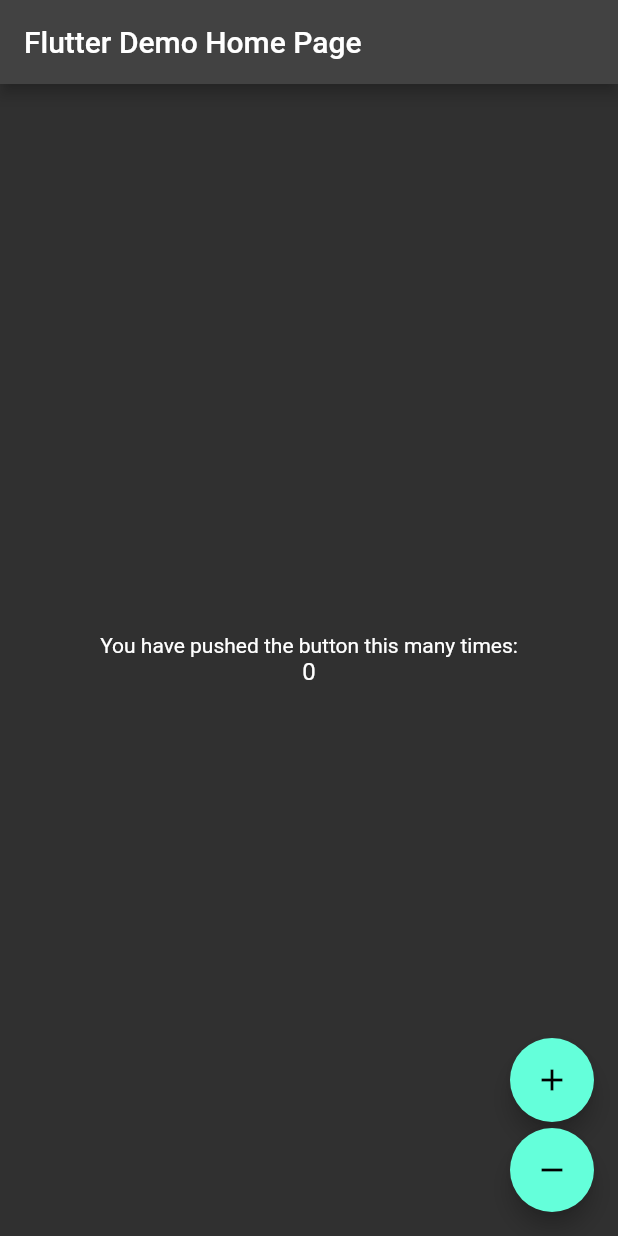
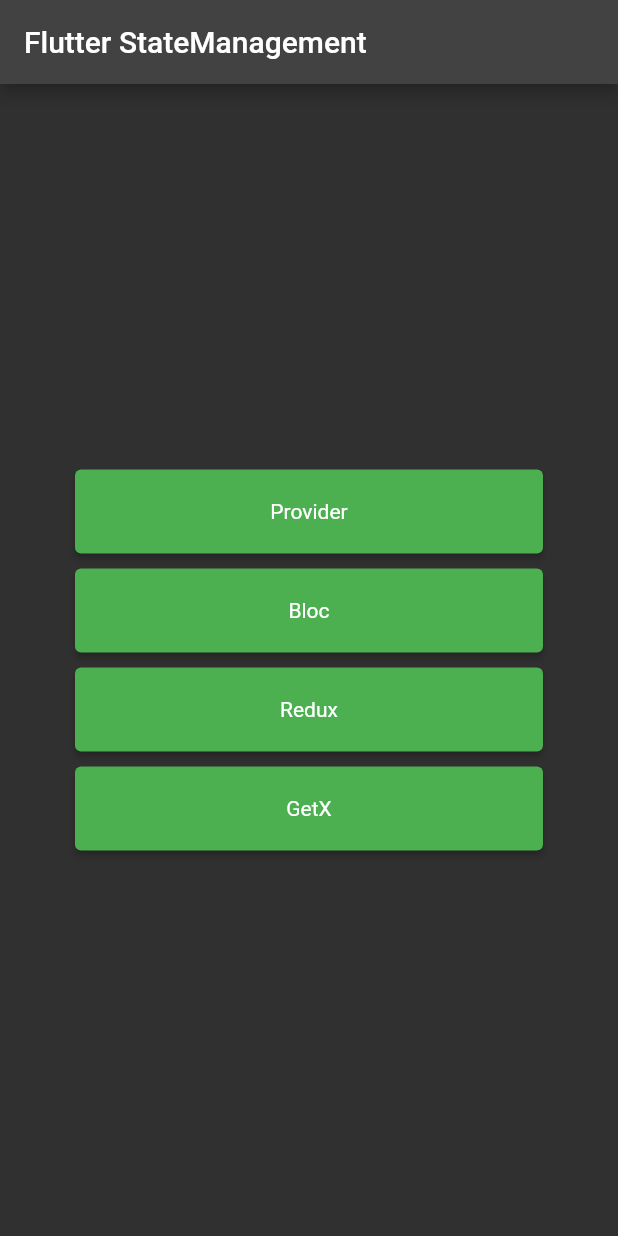
Before and after one commit to harsuu942/SampleStateManagement, a Flutter app: the screen it shows after launch, on a phone screen of 412 x 824 dp. Run offline on Flutter 3.47's test engine with Material 2 defaults, Android fonts, the phone set to English and light mode, and no system bars; our stand-ins replace flutter_bloc, flutter_redux, get, redux.

Commit message:
Basic structure added

```diff
--- a/lib/GetX/main_get_x.dart
+++ b/lib/GetX/main_get_x.dart
@@ -10,16 +10,14 @@ class Controller extends GetxController{
   decrement() => count--;
 }
 
-void main() {
-  // Create your store as a final variable in the main function or inside a
-  // State object. This works better with Hot Reload than creating it directly
-  // in the `build` function.
+class FlutterGetApp extends StatefulWidget {
+  const FlutterGetApp({Key? key}) : super(key: key);
 
-
-  runApp(Home());
+  @override
+  State<FlutterGetApp> createState() => _FlutterGetAppState();
 }
 
-class Home extends StatelessWidget {
+class _FlutterGetAppState extends State<FlutterGetApp> {
 
 
   @override
@@ -28,19 +26,24 @@ class Home extends StatelessWidget {
     // Instantiate your class using Get.put() to make it available for all "child" routes there.
     final c = Get.put(Controller());
 
-    return MaterialApp(
-      title: 'Flutter Demo',
-      theme: ThemeData.dark(),
-      home: Scaffold(
-        // Use Obx(()=> to update Text() whenever count is changed.
-          appBar: AppBar(title: Text("Flutter GetX Demo")),
+    return Scaffold(
 
-          // Replace the 8 lines Navigator.push by a simple Get.to(). You don't need context
-          body: GetBuilder<Controller>(
+      appBar: AppBar(title: const Text("GetX")),
+
+
+      body: GetX<Controller>(
           builder: (_) => Center(
-                child: Text(
-                    'You have pushed the button this many times:${c.count}',
+            child: Column(
+              mainAxisAlignment: MainAxisAlignment.center,
+              children: [
+                const Text(
+                  'You have pushed the button this many times  ',style: TextStyle(fontSize: 18),
+                ),
+                Text(
+                    '${c.count}',
                     style: const TextStyle(color: Colors.white,fontSize: 16)
+                ),
+              ],
             ),
           )),
       floatingActionButton:
@@ -53,6 +56,7 @@ class Home extends StatelessWidget {
             onPressed: () {
               c.increment();
             },
+            heroTag: "Getx Increment",
           ),
           const SizedBox(height: 4),
           FloatingActionButton(
@@ -60,20 +64,9 @@ class Home extends StatelessWidget {
             onPressed: () {
               c.decrement();
             },
+            heroTag: "Getx Decrement",
           ),
         ],
-          ),),
-    );
+      ),);
   }
 }
-
-class Other extends StatelessWidget {
-  // You can ask Get to find a Controller that is being used by another page and redirect you to it.
-  final Controller c = Get.find();
-
-  @override
-  Widget build(context){
-    // Access the updated count variable
-    return Scaffold(body: Center(child: Text("${c.count}")));
-  }
-}
--- a/lib/Redux/main_redux.dart
+++ b/lib/Redux/main_redux.dart
@@ -12,71 +12,57 @@ int counterReducer(int state, dynamic action) {
       Actions.Decrement ? state -1 : state;
 }
 
-void main() {
-  // Create your store as a final variable in the main function or inside a
-  // State object. This works better with Hot Reload than creating it directly
-  // in the `build` function.
-  final store = Store<int>(counterReducer, initialState: 0);
+// void main() {
+//   // Create your store as a final variable in the main function or inside a
+//   // State object. This works better with Hot Reload than creating it directly
+//   // in the `build` function.
+//   final store = Store<int>(counterReducer, initialState: 0);
+//
+//   runApp(FlutterReduxApp(
+//     title: 'Flutter Redux Demo',
+//     store: store,
+//   ));
+// }
 
-  runApp(FlutterReduxApp(
-    title: 'Flutter Redux Demo',
-    store: store,
-  ));
+class FlutterReduxApp extends StatefulWidget {
+  const FlutterReduxApp({Key? key}) : super(key: key);
+
+  @override
+  State<FlutterReduxApp> createState() => _FlutterReduxAppState();
 }
 
-class FlutterReduxApp extends StatelessWidget {
-  final Store<int> store;
-  final String title;
+class _FlutterReduxAppState extends State<FlutterReduxApp> {
 
-  FlutterReduxApp({Key? key,required this.store, required this.title}) : super(key: key);
+  Store<int> store = Store<int>(counterReducer,initialState: 0);
+
 
   @override
   Widget build(BuildContext context) {
-    // The StoreProvider should wrap your MaterialApp or WidgetsApp. This will
-    // ensure all routes have access to the store.
     return StoreProvider<int>(
       // Pass the store to the StoreProvider. Any ancestor `StoreConnector`
       // Widgets will find and use this value as the `Store`.
       store: store,
-      child: MaterialApp(
-        theme: ThemeData.dark(),
-        title: title,
-        home: Scaffold(
-          appBar: AppBar(title: Text(title)),
+      child: Scaffold(
+        appBar: AppBar(title: const Text("Redux")),
         body: Center(
           child: Column(
             mainAxisAlignment: MainAxisAlignment.center,
             children: [
-                // Connect the Store to a Text Widget that renders the current
-                // count.
-                //
-                // We'll wrap the Text Widget in a `StoreConnector` Widget. The
-                // `StoreConnector` will find the `Store` from the nearest
-                // `StoreProvider` ancestor, convert it into a String of the
-                // latest count, and pass that String  to the `builder` function
-                // as the `count`.
-                //
-                // Every time the button is tapped, an action is dispatched and
-                // run through the reducer. After the reducer updates the state,
-                // the Widget will be automatically rebuilt with the latest
-                // count. No need to manually manage subscriptions or Streams!
+              const Text(
+                'You have pushed the button this many times  ',style: TextStyle(fontSize: 18),
+              ),
               StoreConnector<int, String>(
                 converter: (store) => store.state.toString(),
                 builder: (context, count) {
                   return Text(
-                      'You have pushed the button this many times:$count',
-                        style: const TextStyle(color: Colors.white,fontSize: 16)
+                      count,
+                      style: TextStyle(color: Colors.white,fontSize: 16)
                   );
                 },
               )
             ],
           ),
         ),
-          // Connect the Store to a FloatingActionButton. In this case, we'll
-          // use the Store to build a callback that will dispatch an Increment
-          // Action.
-          //
-          // Then, we'll pass this callback to the button's `onPressed` handler.
         floatingActionButton:
         Column(
           crossAxisAlignment: CrossAxisAlignment.end,
@@ -95,15 +81,13 @@ class FlutterReduxApp extends StatelessWidget {
                   onPressed: callback,
                   tooltip: 'Increment',
                   child: Icon(Icons.add),
+                  heroTag: "Redux Increment",
                 );
               },
             ),
             const SizedBox(height: 4),
             StoreConnector<int, VoidCallback>(
               converter: (store) {
-                  // Return a `VoidCallback`, which is a fancy name for a function
-                  // with no parameters and no return value.
-                  // It only dispatches an Increment action.
                 return () => store.dispatch(Actions.Decrement);
               },
               builder: (context, callback) {
@@ -111,7 +95,8 @@ class FlutterReduxApp extends StatelessWidget {
                   // Attach the `callback` to the `onPressed` attribute
                   onPressed: callback,
                   tooltip: 'Decrement',
-                    child: Icon(Icons.remove),
+                  child: const Icon(Icons.remove),
+                  heroTag: "Redux Decrement",
                 );
               },
             ),
@@ -119,7 +104,6 @@ class FlutterReduxApp extends StatelessWidget {
         ),
 
       ),
-      ),
     );
   }
 }
--- a/lib/main.dart
+++ b/lib/main.dart
@@ -1,5 +1,9 @@
 import 'package:flutter/material.dart';
 import 'package:provider/provider.dart';
+import 'package:sampleapp/Bloc/main_bloc.dart';
+import 'package:sampleapp/GetX/main_get_x.dart';
+import 'package:sampleapp/Provider/main_provider.dart';
+import 'package:sampleapp/Redux/main_redux.dart';
 
 void main() {
   runApp( MultiProvider(
@@ -10,18 +14,6 @@ void main() {
   ),);
 }
 
-class Counter with ChangeNotifier{
-  int count = 0;
-  int get countV => count;
-  void increment(){
-    count++;
-    notifyListeners();
-  }
-  void decrement(){
-    count--;
-    notifyListeners();
-  }
-}
 class MyApp extends StatelessWidget {
   const MyApp({Key? key}) : super(key: key);
 
@@ -29,9 +21,9 @@ class MyApp extends StatelessWidget {
   @override
   Widget build(BuildContext context) {
     return MaterialApp(
-      title: 'Flutter Demo',
+      title: 'Flutter State',
       theme: ThemeData.dark(),
-      home: const MyHomePage(title: 'Flutter Demo Home Page'),
+      home: const MyHomePage(title: 'Flutter StateManagement'),
     );
   }
 }
@@ -59,12 +51,7 @@ class _MyHomePageState extends State<MyHomePage> {
 
   @override
   Widget build(BuildContext context) {
-    // This method is rerun every time setState is called, for instance as done
-    // by the _incrementCounter method above.
-    //
-    // The Flutter framework has been optimized to make rerunning build methods
-    // fast, so that you can just rebuild anything that needs updating rather
-    // than having to individually change instances of widgets.
+
     return Scaffold(
       appBar: AppBar(
         // Here we take the value from the MyHomePage object that was created by
@@ -75,51 +62,76 @@ class _MyHomePageState extends State<MyHomePage> {
         // Center is a layout widget. It takes a single child and positions it
         // in the middle of the parent.
         child: Column(
-          // Column is also a layout widget. It takes a list of children and
-          // arranges them vertically. By default, it sizes itself to fit its
-          // children horizontally, and tries to be as tall as its parent.
-          //
-          // Invoke "debug painting" (press "p" in the console, choose the
-          // "Toggle Debug Paint" action from the Flutter Inspector in Android
-          // Studio, or the "Toggle Debug Paint" command in Visual Studio Code)
-          // to see the wireframe for each widget.
-          //
-          // Column has various properties to control how it sizes itself and
-          // how it positions its children. Here we use mainAxisAlignment to
-          // center the children vertically; the main axis here is the vertical
-          // axis because Columns are vertical (the cross axis would be
-          // horizontal).
           mainAxisAlignment: MainAxisAlignment.center,
-          children: <Widget>[
-            const Text(
-              'You have pushed the button this many times:',
-            ),
-            Text(
-              '${context.watch<Counter>().count}',
-                style: const TextStyle(color: Colors.white,fontSize: 16)
-            ),
-          ],
+         children: [
+           Container(
+             width: MediaQuery.of(context).size.width-100,
+             child: ElevatedButton(
+                 style: ButtonStyle(
+                     backgroundColor: MaterialStateProperty.all(Colors.green),
+                     padding:
+                     MaterialStateProperty.all(const EdgeInsets.all(20)),
+                     textStyle: MaterialStateProperty.all(
+                         const TextStyle(fontSize: 14, color: Colors.white))),
+                 onPressed: () {
+                   Navigator.of(context).push(MaterialPageRoute(builder: (context) => const FlutterProviderApp()));
+
+                 },
+                 child: const Text('Provider')),
+           ),
+
+           const SizedBox(height: 10,),
+           Container(
+             width: MediaQuery.of(context).size.width-100,
+             child: ElevatedButton(
+                 style: ButtonStyle(
+                     backgroundColor: MaterialStateProperty.all(Colors.green),
+                     padding:
+                     MaterialStateProperty.all(const EdgeInsets.all(20)),
+                     textStyle: MaterialStateProperty.all(
+                         const TextStyle(fontSize: 14, color: Colors.white))),
+                 onPressed: () {
+                   Navigator.of(context).push(MaterialPageRoute(builder: (context) => const FlutterBlocApp()));
+
+                 },
+                 child: const Text('Bloc')),
+           ),
+           const SizedBox(height: 10,),
+           Container(
+             width: MediaQuery.of(context).size.width-100,
+             child: ElevatedButton(
+                 style: ButtonStyle(
+                     backgroundColor: MaterialStateProperty.all(Colors.green),
+                     padding:
+                     MaterialStateProperty.all(const EdgeInsets.all(20)),
+                     textStyle: MaterialStateProperty.all(
+                         const TextStyle(fontSize: 14, color: Colors.white))),
+                 onPressed: () {
+                   Navigator.of(context).push(MaterialPageRoute(builder: (context) => const FlutterReduxApp()));
+
+                 },
+                 child: const Text('Redux')),
+           ),
+           const SizedBox(height: 10,),
+           Container(
+             width: MediaQuery.of(context).size.width-100,
+             child: ElevatedButton(
+                 style: ButtonStyle(
+                     backgroundColor: MaterialStateProperty.all(Colors.green),
+                     padding:
+                     MaterialStateProperty.all(const EdgeInsets.all(20)),
+                     textStyle: MaterialStateProperty.all(
+                         const TextStyle(fontSize: 14, color: Colors.white))),
+                 onPressed: () {
+                   Navigator.of(context).push(MaterialPageRoute(builder: (context) => const FlutterGetApp()));
+                 },
+                 child: const Text('GetX')),
+           ),
+         ],
+
         ),
       ),
-      floatingActionButton: Column(
-        crossAxisAlignment: CrossAxisAlignment.end,
-        mainAxisAlignment: MainAxisAlignment.end,
-        children: <Widget>[
-          FloatingActionButton(
-            child: const Icon(Icons.add),
-            onPressed: () {
-             context.read<Counter>().increment();
-            },
-          ),
-          const SizedBox(height: 4),
-         FloatingActionButton(
-           child: const Icon(Icons.remove),
-            onPressed: () {
-              context.read<Counter>().decrement();
-            },
-          ),
-        ],
-      ),
+
     );
   }
 }
```
Also changed, not shown: lib/Bloc/main_bloc.dart (+24 -12 lines), lib/Provider/main_provider.dart (added, +75 -0 lines). Lines whose indentation alone changed are shown as unchanged.
